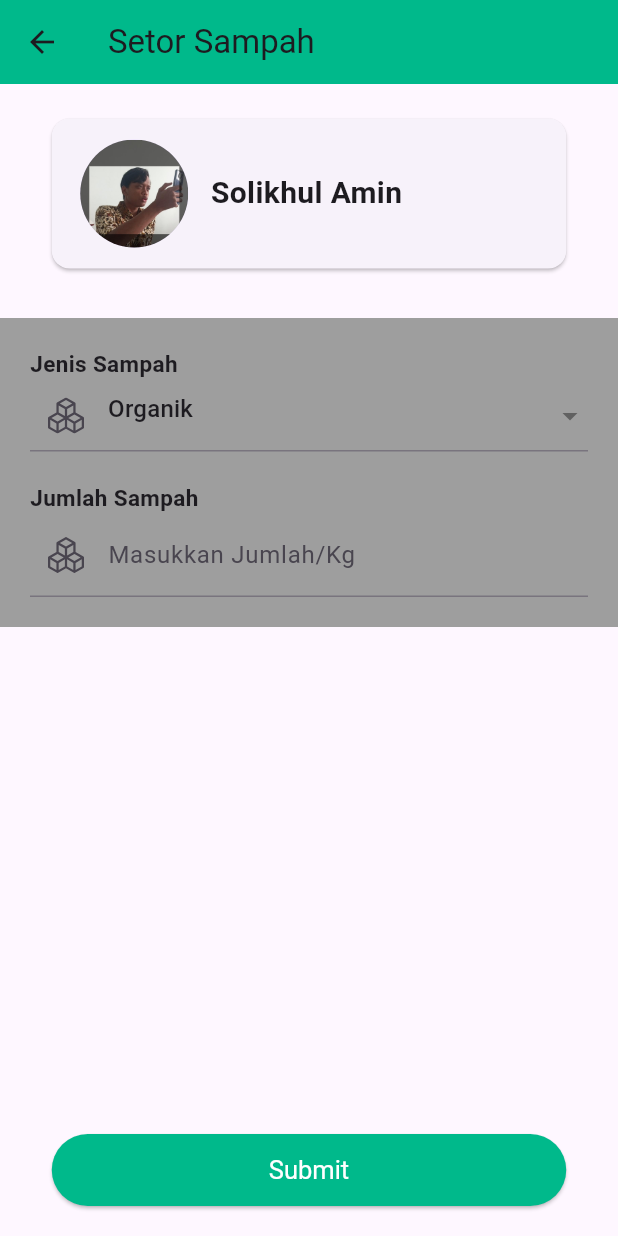
After one commit to aborgas90/Amuts_Project, a Flutter app: the mainMenu screen opened by its route, after a tap on "Setor Sampah", on a phone screen of 412 x 824 dp. The commit adds this screen. Run offline on Flutter 3.47's test engine with Material 3 defaults, Android fonts, the phone set to English and light mode, and no system bars; our stand-ins replace bootstrap_icons, popover.

Commit message:
task : ui setor sampah x lapor sampah

```diff
--- a/lib/main.dart
+++ b/lib/main.dart
@@ -1,8 +1,10 @@
 import 'package:amuts_project/ui/ForgetPassword.dart';
 import 'package:amuts_project/ui/HomeScreen.dart';
+import 'package:amuts_project/ui/LaporanSampah.dart';
 import 'package:amuts_project/ui/Login.dart';
 import 'package:amuts_project/ui/MainMenu.dart';
 import 'package:amuts_project/ui/Register.dart';
+import 'package:amuts_project/ui/SetorSampah.dart';
 import 'package:amuts_project/ui/SplashScreen.dart';
 import 'package:amuts_project/ui/VerificationPage.dart';
 import 'package:flutter/material.dart';
@@ -32,7 +34,9 @@ class MyApp extends StatelessWidget {
         '/register' :(context) =>  const RegisterPageForm(),
         '/forgetpassword' : (context) => const forgetPasswordScreen(),
         '/verificationOTP' : (context) => const VerificationOTP(),
-        '/mainmenu' : (context) => const mainMenu()
+        '/mainmenu' : (context) => const mainMenu(),
+        '/setorsampah' : (context) => const SetorSampah(),
+        '/laporansampah' : (context) => const LaporanSampah(),
       },
     );
   }
--- a/lib/ui/MainMenu.dart
+++ b/lib/ui/MainMenu.dart
@@ -1,9 +1,7 @@
-import 'dart:ui';
-
+import 'package:amuts_project/component/SettingsMenu.dart';
 import 'package:bootstrap_icons/bootstrap_icons.dart';
-import 'package:flutter/cupertino.dart';
 import 'package:flutter/material.dart';
-import 'package:flutter/widgets.dart';
+import 'package:popover/popover.dart';
 
 class mainMenu extends StatefulWidget {
   const mainMenu({Key? key}) : super(key: key);
@@ -25,19 +23,31 @@ class _mainMenu extends State<mainMenu> {
                 padding: const EdgeInsets.symmetric(horizontal: 25),
                 child: Column(
                   children: [
-                    const Row(
+                    Row(
                       mainAxisAlignment: MainAxisAlignment.spaceBetween,
                       children: [
-                        SizedBox(
+                        const SizedBox(
                           width: 119,
                           height: 44,
                           child: Image(
                             image: AssetImage('assets/images/amutslogo.png'),
                           ),
                         ),
-                        Icon(
-                          BootstrapIcons.three_dots_vertical,
-                          color: Colors.white,
+                        GestureDetector(
+                          child: Icon(BootstrapIcons.three_dots_vertical),
+                          onTap: () {
+                            showPopover(
+                              context: context,
+                              bodyBuilder: (context) => SettingsMenu(),
+                              onPop: () => print('Popover was popped!'),
+                              direction: PopoverDirection.top,
+                              backgroundColor: Colors.white,
+                              width: 200,
+                              height: 400,
+                              arrowHeight: 15,
+                              arrowWidth: 30,
+                            );
+                          },
                         )
                       ],
                     ),
@@ -141,7 +151,11 @@ class _mainMenu extends State<mainMenu> {
                     mainAxisSpacing: 20,
                     children: <Widget>[
                       //Setor Sampah
-                      Container(
+                      InkWell(
+                        onTap: () {
+                          Navigator.pushNamed(context, '/setorsampah');
+                        },
+                        child: Container(
                           padding: const EdgeInsets.all(8),
                           decoration: BoxDecoration(
                             gradient: LinearGradient(
@@ -179,7 +193,13 @@ class _mainMenu extends State<mainMenu> {
                             ],
                           ),
                         ),
-                      Container(
+                      ),
+                      //Laporan Sampah
+                      InkWell(
+                        onTap: () {
+                          Navigator.pushNamed(context, '/laporansampah');
+                        },
+                        child: Container(
                           padding: const EdgeInsets.all(8),
                           color: Colors.white,
                           child: Column(
@@ -213,6 +233,7 @@ class _mainMenu extends State<mainMenu> {
                                     fontWeight: FontWeight.w600, fontSize: 16),
                               )
                             ],
+                          ),
                         ),
                       ),
                       Container(
@@ -252,7 +273,9 @@ class _mainMenu extends State<mainMenu> {
                           ],
                         ),
                       ),
-                      Container(
+                      InkWell(
+                        onTap: () {},
+                        child: Container(
                           padding: const EdgeInsets.all(8),
                           color: Colors.white,
                           child: Column(
@@ -275,8 +298,8 @@ class _mainMenu extends State<mainMenu> {
                                   width: 50,
                                   height: 50,
                                   child: Image(
-                                  image:
-                                      AssetImage('assets/images/kehadiran.png'),
+                                    image: AssetImage(
+                                        'assets/images/kehadiran.png'),
                                   ),
                                 ),
                               ),
@@ -286,6 +309,7 @@ class _mainMenu extends State<mainMenu> {
                                     fontWeight: FontWeight.w600, fontSize: 16),
                               )
                             ],
+                          ),
                         ),
                       ),
                     ],
--- /dev/null
+++ b/lib/ui/SetorSampah.dart
@@ -0,0 +1,143 @@
+import 'package:bootstrap_icons/bootstrap_icons.dart';
+import 'package:flutter/material.dart';
+
+const List<String> list = <String>['Organik', 'Anorganik'];
+
+class SetorSampah extends StatefulWidget {
+  const SetorSampah({Key? key}) : super(key: key);
+
+  @override
+  State<SetorSampah> createState() => _SetorSampah();
+}
+
+class _SetorSampah extends State<SetorSampah> {
+  String dropdownValue = list.first;
+
+  @override
+  Widget build(BuildContext context) {
+    return Scaffold(
+      appBar: AppBar(
+        title: (Text('Setor Sampah')),
+        backgroundColor: Color.fromRGBO(0, 185, 139, 1),
+      ),
+      body: Column(
+        children: [
+          Padding(
+            padding: const EdgeInsets.all(15.0),
+            child: Card(
+              margin: EdgeInsets.all(8),
+              child: SizedBox(
+                height: 100,
+                width: 343,
+                child: Padding(
+                  padding: const EdgeInsets.all(14.0),
+                  child: Row(
+                    mainAxisAlignment: MainAxisAlignment.start,
+                    children: [
+                      CircleAvatar(
+                        radius: 41,
+                        child: ClipRRect(
+                          borderRadius: BorderRadius.circular(50),
+                          child: Image.asset('assets/images/amin.png'),
+                        ),
+                      ),
+                      SizedBox(
+                        width: 10,
+                      ),
+                      Text(
+                        'Solikhul Amin',
+                        style: TextStyle(
+                            fontSize: 20, fontWeight: FontWeight.w700),
+                      ),
+                    ],
+                  ),
+                ),
+              ),
+            ),
+          ),
+          SizedBox(
+            height: 10,
+          ),
+          Container(
+            decoration: BoxDecoration(color: Colors.grey),
+            child: Padding(
+              padding: const EdgeInsets.all(20.0),
+              child: Column(
+                mainAxisAlignment: MainAxisAlignment.start,
+                crossAxisAlignment: CrossAxisAlignment.start,
+                children: [
+                  Text(
+                    'Jenis Sampah',
+                    textAlign: TextAlign.start,
+                    style: TextStyle(fontSize: 15, fontWeight: FontWeight.w600),
+                  ),
+                  DropdownButtonFormField<String>(
+                    hint: const Text("Pilih Jenis sampah"),
+                    value: dropdownValue,
+                    decoration: const InputDecoration(
+                      prefixIcon: Icon(BootstrapIcons.boxes
+                      ),
+                    ),
+                    onChanged: (String? newValue) {
+                      setState(() {
+                        dropdownValue = newValue!;
+                      });
+                    },
+                    items: list.map<DropdownMenuItem<String>>((String value) {
+                      return DropdownMenuItem<String>(
+                        value: value,
+                        child: Container(
+                          width: 100,
+                          child: Text(
+                            value,),
+                        ),
+                      );
+                    }).toList(),
+                  ),
+                  SizedBox(
+                    height: 20,
+                  ),
+                  Text(
+                    'Jumlah Sampah',
+                    textAlign: TextAlign.start,
+                    style: TextStyle(fontSize: 15, fontWeight: FontWeight.w600),
+                  ),
+                  TextFormField(
+                    // obscureText: !passInvisible,
+                    decoration: InputDecoration(
+                        prefixIcon: Icon(BootstrapIcons.boxes),
+                        border: UnderlineInputBorder(),
+                        labelText: "Masukkan Jumlah/Kg"),
+                  ),
+                ],
+              ),
+            ),
+          ),
+          Expanded(
+            child: Align(
+              alignment: Alignment.bottomCenter,
+              child: Container(
+                margin: const EdgeInsets.all(20),
+                width: 343,
+                height: 48,
+                child: ElevatedButton(
+                  style: ButtonStyle(
+                      backgroundColor: MaterialStateProperty.all(
+                          Color.fromRGBO(0, 185, 139, 1)),
+                      padding: MaterialStateProperty.all(EdgeInsets.all(2)),
+                      textStyle:
+                          MaterialStateProperty.all(TextStyle(fontSize: 17))),
+                  onPressed: () {},
+                  child: Text(
+                    'Submit',
+                    style: TextStyle(color: Colors.white),
+                  ),
+                ),
+              ),
+            ),
+          )
+        ],
+      ),
+    );
+  }
+}
--- a/lib/ui/login.dart
+++ b/lib/ui/login.dart
@@ -15,10 +15,11 @@ class _LoginPageForm extends State<LoginPageForm> {
     return Scaffold(
       appBar: AppBar(
         leading: IconButton(
+          color: Color.fromARGB(255, 228, 228, 228),
           onPressed: () {
             Navigator.pushNamed(context, '/homescreen');
           },
-          icon: Icon(Icons.arrow_back),
+          icon: const Icon(Icons.arrow_back,),
         ),
         backgroundColor: Colors.white,
       ),
--- a/pubspec.yaml
+++ b/pubspec.yaml
@@ -36,6 +36,7 @@ dependencies:
   # Use with the CupertinoIcons class for iOS style icons.
   cupertino_icons: ^1.0.6
   bootstrap_icons: ^1.11.3
+  popover: ^0.3.0
 
 dev_dependencies:
   flutter_test:
@@ -68,6 +69,7 @@ flutter:
   - assets/images/laporansampah.png
   - assets/images/setorsampah.png
   - assets/images/truksampah.png
+  - assets/images/amin.png
   #   - images/a_dot_ham.jpeg
 
   # An image asset can refer to one or more resolution-specific "variants", see
```
Also changed, not shown: lib/component/settingsmenu.dart (added, +60 -0 lines), lib/ui/LaporanSampah.dart (added, +123 -0 lines), assets/images/amin.png (added), pubspec.lock. Lines whose indentation alone changed are shown as unchanged.
